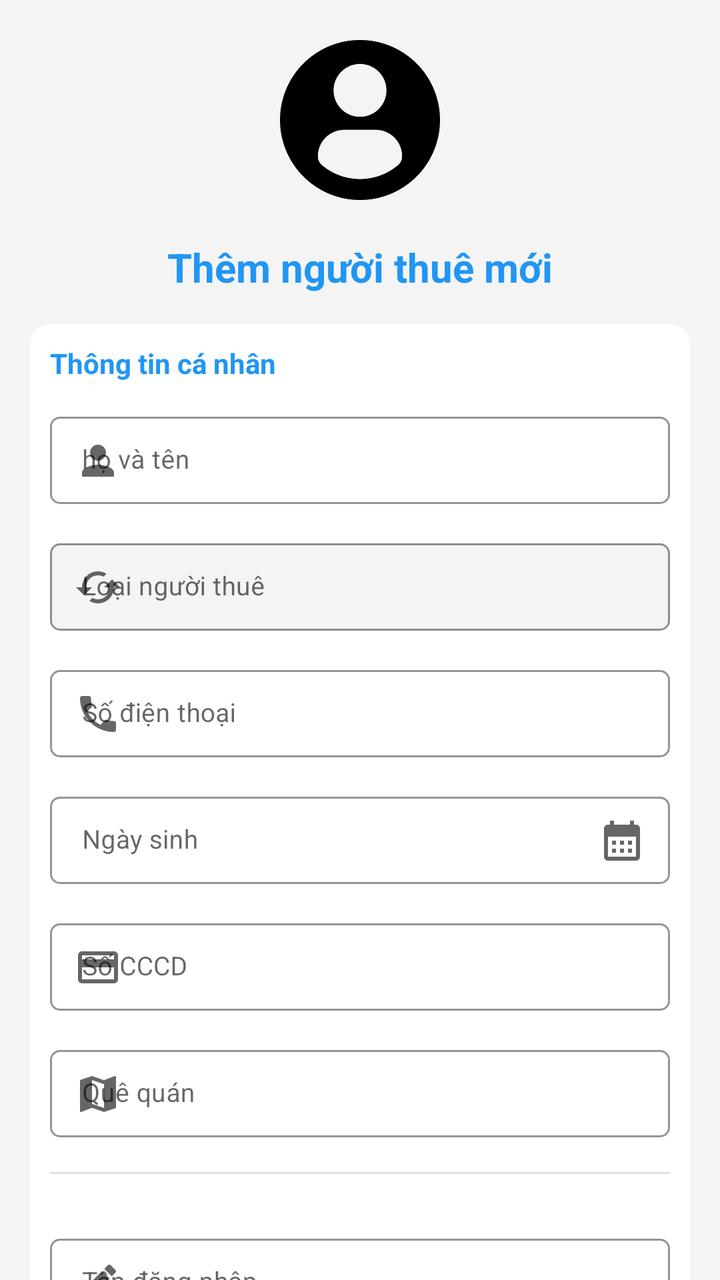
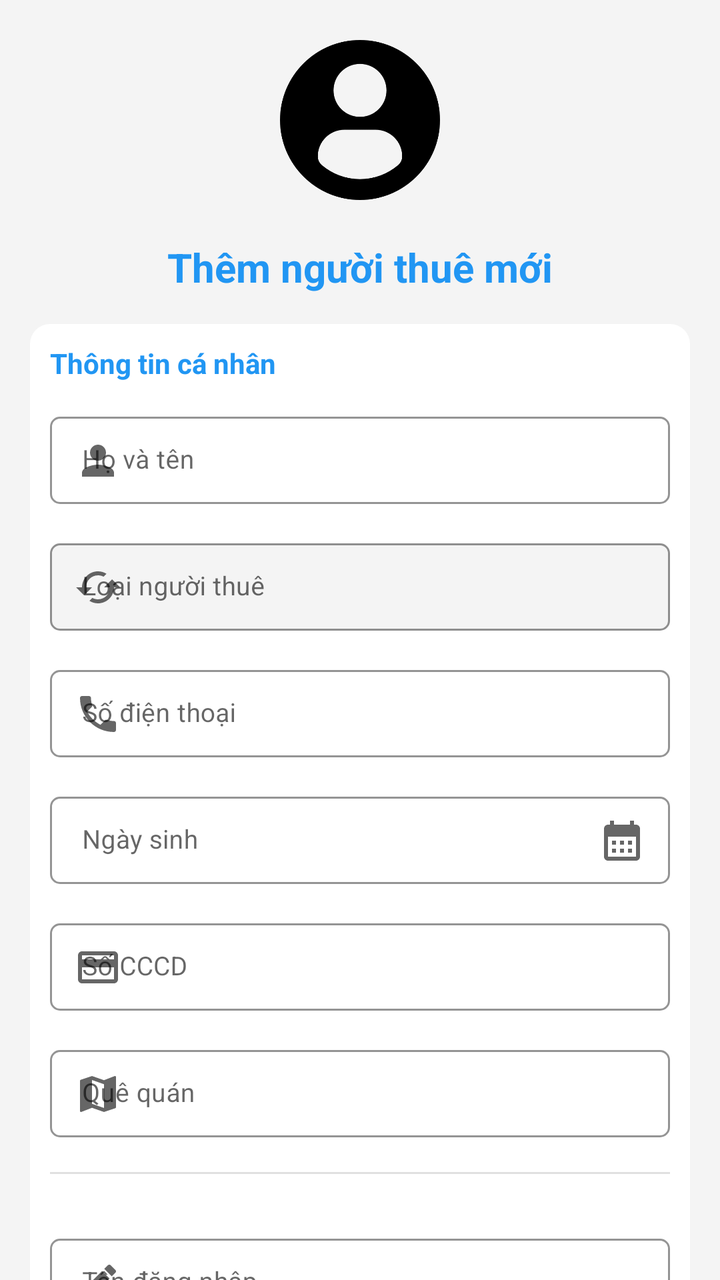

The first picture is an Android layout as it rendered before a commit; the second is the same layout after the commit. The layout source and the unified diff follow.
<!-- AndroidManifest.xml: application theme Theme.Motel -->
<!-- res/layout/fragment_tenant_form.xml -->
<?xml version="1.0" encoding="utf-8"?>
<androidx.core.widget.NestedScrollView xmlns:android="http://schemas.android.com/apk/res/android"
    xmlns:tools="http://schemas.android.com/tools"
    android:layout_width="match_parent"
    android:layout_height="match_parent"
    xmlns:app="http://schemas.android.com/apk/res-auto"
    tools:context=".feature.tenant.TenantFormFragment">

   <LinearLayout
       android:layout_width="match_parent"
       android:layout_height="wrap_content"
       android:paddingHorizontal="@dimen/PADDING_SIZE_DEFAULT"
       android:orientation="vertical"
       android:background="@color/background2"
       android:gravity="center_horizontal">

       <ImageView
           android:layout_width="80dp"
           android:layout_height="80dp"
           android:src="@drawable/profile_user"
           android:layout_margin="@dimen/PADDING_SIZE_LARGE"/>

       <TextView
           android:id="@+id/tv_title"
           android:layout_width="wrap_content"
           android:layout_height="wrap_content"
           android:text="Thêm người thuê mới"
           android:textColor="@color/blue"
           android:textStyle="bold"
           android:textSize="@dimen/PADDING_SIZE_LARGE"/>

       <LinearLayout
           android:layout_width="match_parent"
           android:layout_height="wrap_content"
           android:orientation="vertical"
           android:background="@drawable/background_border_radius_1"
           android:padding="@dimen/PADDING_SIZE_SMALL"
           android:layout_marginTop="@dimen/PADDING_SIZE_DEFAULT">

           <TextView
               android:layout_width="wrap_content"
               android:layout_height="wrap_content"
               android:text="Thông tin cá nhân"
               android:textColor="@color/blue"
               android:textStyle="bold"/>

           <com.google.android.material.textfield.TextInputLayout
               android:id="@+id/til_full_name"
               android:layout_width="match_parent"
               android:layout_height="wrap_content"
               android:hint="họ và tên"
               android:layout_marginTop="@dimen/PADDING_SIZE_SMALL"
               style="@style/InputLayoutStyle2"
               app:startIconDrawable="@drawable/baseline_person_24">

               <com.google.android.material.textfield.TextInputEditText
                   android:id="@+id/txt_full_name"
                   android:layout_width="match_parent"
                   android:layout_height="wrap_content"
                   android:imeOptions="actionNext"
                   android:inputType="text"
                   android:backgroundTint="@color/background1"
                   android:textSize="@dimen/TEXT_SIZE_DEFAULT"
                   tools:ignore="SpUsage" />
           </com.google.android.material.textfield.TextInputLayout>


           <com.google.android.material.textfield.TextInputLayout
               android:id="@+id/til_type_rent"
               android:layout_width="match_parent"
               android:layout_height="wrap_content"
               android:hint="Loại người thuê"
               android:layout_marginTop="@dimen/PADDING_SIZE_SMALL"
               style="@style/InputLayoutStyle2"
               app:startIconDrawable="@drawable/baseline_cached_24">

               <com.google.android.material.textfield.TextInputEditText
                   android:id="@+id/txt_type_rent"
                   android:layout_width="match_parent"
                   android:layout_height="wrap_content"
                   android:imeOptions="actionNext"
                   android:inputType="text"
                   android:backgroundTint="@color/background2"
                   android:textSize="@dimen/TEXT_SIZE_DEFAULT"
                   android:enabled="false"
                   tools:ignore="SpUsage" />
           </com.google.android.material.textfield.TextInputLayout>

           <com.google.android.material.textfield.TextInputLayout
               android:id="@+id/til_phone"
               android:layout_width="match_parent"
               android:layout_height="wrap_content"
               android:hint="Số điện thoại"
               app:prefixTextColor="@color/grey"
               android:layout_marginTop="@dimen/PADDING_SIZE_SMALL"
               style="@style/InputLayoutStyle2"
               app:startIconDrawable="@drawable/baseline_phone_24">

               <com.google.android.material.textfield.TextInputEditText
                   android:id="@+id/txt_phone"
                   android:layout_width="match_parent"
                   android:layout_height="wrap_content"
                   android:inputType="phone"
                   android:imeOptions="actionNext"
                   android:backgroundTint="@color/background1"
                   android:textSize="@dimen/TEXT_SIZE_DEFAULT"
                   tools:ignore="SpUsage" />

           </com.google.android.material.textfield.TextInputLayout>


           <com.google.android.material.textfield.TextInputLayout
               android:id="@+id/til_birth_day"
               android:layout_width="match_parent"
               android:layout_height="wrap_content"
               android:hint="Ngày sinh"
               app:prefixTextColor="@color/grey"
               android:layout_marginTop="@dimen/PADDING_SIZE_SMALL"
               style="@style/InputLayoutStyle2"
               app:endIconMode="custom"
               app:endIconDrawable="@drawable/baseline_calendar_month_24">

               <com.google.android.material.textfield.TextInputEditText
                   android:id="@+id/txt_birth_day"
                   android:layout_width="match_parent"
                   android:layout_height="wrap_content"
                   android:imeOptions="actionNext"
                   android:inputType="text"
                   android:backgroundTint="@color/background1"
                   android:textSize="@dimen/TEXT_SIZE_DEFAULT"
                   tools:ignore="SpUsage" />

           </com.google.android.material.textfield.TextInputLayout>

           <com.google.android.material.textfield.TextInputLayout
               android:id="@+id/til_ccdc"
               android:layout_width="match_parent"
               android:layout_height="wrap_content"
               android:hint="Số CCCD"
               android:layout_marginTop="@dimen/PADDING_SIZE_SMALL"
               style="@style/InputLayoutStyle2"
               app:startIconDrawable="@drawable/baseline_credit_card_24">

               <com.google.android.material.textfield.TextInputEditText
                   android:id="@+id/txt_ccdc"
                   android:layout_width="match_parent"
                   android:layout_height="wrap_content"
                   android:backgroundTint="@color/background1"
                   android:imeOptions="actionNext"
                   android:inputType="text"
                   android:textSize="@dimen/TEXT_SIZE_DEFAULT"
                   tools:ignore="SpUsage" />
           </com.google.android.material.textfield.TextInputLayout>

           <com.google.android.material.textfield.TextInputLayout
               android:id="@+id/til_home_town"
               android:layout_width="match_parent"
               android:layout_height="wrap_content"
               android:hint="Quê quán"
               android:layout_marginTop="@dimen/PADDING_SIZE_SMALL"
               style="@style/InputLayoutStyle2"
               app:startIconDrawable="@drawable/baseline_map_24">

               <com.google.android.material.textfield.TextInputEditText
                   android:id="@+id/txt_home_town"
                   android:layout_width="match_parent"
                   android:layout_height="wrap_content"
                   android:backgroundTint="@color/background1"
                   android:imeOptions="actionNext"
                   android:inputType="text"
                   android:textSize="@dimen/TEXT_SIZE_DEFAULT"
                   tools:ignore="SpUsage" />
           </com.google.android.material.textfield.TextInputLayout>

           <com.google.android.material.divider.MaterialDivider
               android:layout_width="match_parent"
               android:layout_height="wrap_content"
               android:layout_marginVertical="@dimen/PADDING_SIZE_DEFAULT"/>

           <com.google.android.material.textfield.TextInputLayout
               android:id="@+id/til_username"
               android:layout_width="match_parent"
               android:layout_height="wrap_content"
               android:hint="Tên đăng nhập"
               android:layout_marginTop="@dimen/PADDING_SIZE_SMALL"
               style="@style/InputLayoutStyle2"
               app:startIconDrawable="@drawable/baseline_edit_24">

               <com.google.android.material.textfield.TextInputEditText
                   android:id="@+id/txt_username"
                   android:layout_width="match_parent"
                   android:layout_height="wrap_content"
                   android:backgroundTint="@color/background1"
                   android:imeOptions="actionNext"
                   android:inputType="text"
                   android:textSize="@dimen/TEXT_SIZE_DEFAULT"
                   tools:ignore="SpUsage" />
           </com.google.android.material.textfield.TextInputLayout>

           <com.google.android.material.textfield.TextInputLayout
               android:id="@+id/til_password"
               android:layout_width="match_parent"
               android:layout_height="wrap_content"
               android:hint="Tên đăng nhập"
               android:layout_marginTop="@dimen/PADDING_SIZE_SMALL"
               style="@style/InputLayoutStyle2"
               app:endIconMode="password_toggle"
               app:startIconDrawable="@drawable/baseline_lock_24">

               <com.google.android.material.textfield.TextInputEditText
                   android:id="@+id/txt_password"
                   android:layout_width="match_parent"
                   android:layout_height="wrap_content"
                   android:inputType="textPassword"
                   android:backgroundTint="@color/background1"
                   android:imeOptions="actionDone"
                   android:textSize="@dimen/TEXT_SIZE_DEFAULT"
                   tools:ignore="SpUsage" />
           </com.google.android.material.textfield.TextInputLayout>

       </LinearLayout>

       <LinearLayout
           android:id="@+id/ly_add"
           android:layout_width="match_parent"
           android:layout_height="wrap_content"
           android:layout_marginTop="@dimen/PADDING_SIZE_LARGE">

           <LinearLayout
               android:id="@+id/btn_add"
               android:layout_width="0dp"
               android:layout_height="40dp"
               android:layout_weight="1"
               android:gravity="center"
               android:background="@drawable/background_button">

               <ImageView
                   android:layout_width="20dp"
                   android:layout_height="20dp"
                   android:tint="@color/white"
                   android:src="@drawable/baseline_add_24"
                   tools:ignore="UseAppTint" />
               <View
                   android:layout_width="@dimen/PADDING_SIZE_SMALL"
                   android:layout_height="0dp"/>
                <TextView
                    android:layout_width="wrap_content"
                    android:layout_height="wrap_content"
                    android:text="Thêm"
                    android:textSize="@dimen/TEXT_SIZE_DEFAULT"
                    android:textColor="@color/white"
                    android:textStyle="bold"
                    />

           </LinearLayout>

           <View
               android:layout_width="@dimen/PADDING_SIZE_SMALL"
               android:layout_height="0dp"/>

           <LinearLayout
               android:id="@+id/btn_cancel"
               android:layout_width="0dp"
               android:layout_height="40dp"
               android:layout_weight="1"
               android:gravity="center"
               android:background="@drawable/background_button_border">

               <ImageView
                   android:layout_width="20dp"
                   android:layout_height="20dp"
                   android:tint="@color/grey"
                   android:src="@drawable/baseline_close_24"
                   tools:ignore="UseAppTint" />
               <View
                   android:layout_width="@dimen/PADDING_SIZE_SMALL"
                   android:layout_height="0dp"/>
                <TextView
                    android:layout_width="wrap_content"
                    android:layout_height="wrap_content"
                    android:text="Hủy"
                    android:textSize="@dimen/TEXT_SIZE_DEFAULT"
                    android:textColor="@color/grey"
                    android:textStyle="bold"
                    />

           </LinearLayout>

       </LinearLayout>

       <LinearLayout
           android:id="@+id/ly_update"
           android:visibility="gone"
           android:layout_width="match_parent"
           android:layout_height="wrap_content"
           android:layout_marginTop="@dimen/PADDING_SIZE_LARGE">

           <LinearLayout
               android:id="@+id/btn_update"
               android:layout_width="0dp"
               android:layout_height="40dp"
               android:layout_weight="1"
               android:gravity="center"
               android:background="@drawable/background_button">

               <ImageView
                   android:layout_width="20dp"
                   android:layout_height="20dp"
                   android:tint="@color/white"
                   android:src="@drawable/baseline_edit_24"
                   tools:ignore="UseAppTint" />
               <View
                   android:layout_width="@dimen/PADDING_SIZE_SMALL"
                   android:layout_height="0dp"/>
                <TextView
                    android:layout_width="wrap_content"
                    android:layout_height="wrap_content"
                    android:text="Lưu"
                    android:textSize="@dimen/TEXT_SIZE_DEFAULT"
                    android:textColor="@color/white"
                    android:textStyle="bold"
                    />

           </LinearLayout>

           <View
               android:layout_width="@dimen/PADDING_SIZE_SMALL"
               android:layout_height="0dp"/>

           <LinearLayout
               android:id="@+id/btn_lock"
               android:layout_width="0dp"
               android:layout_height="40dp"
               android:layout_weight="1"
               android:gravity="center"
               android:background="@drawable/background_button_border">

               <ImageView
                   android:layout_width="20dp"
                   android:layout_height="20dp"
                   android:tint="@color/grey"
                   android:src="@drawable/baseline_lock_24"
                   tools:ignore="UseAppTint" />
               <View
                   android:layout_width="@dimen/PADDING_SIZE_SMALL"
                   android:layout_height="0dp"/>
                <TextView
                    android:id="@+id/btn_lock_text"
                    android:layout_width="wrap_content"
                    android:layout_height="wrap_content"
                    android:text="Khóa"
                    android:textSize="@dimen/TEXT_SIZE_DEFAULT"
                    android:textColor="@color/grey"
                    android:textStyle="bold"
                    />

           </LinearLayout>

       </LinearLayout>

       <View
           android:layout_width="wrap_content"
           android:layout_height="30dp"/>

   </LinearLayout>

</androidx.core.widget.NestedScrollView>
<!-- resources referenced by this layout -->
<resources>
  <color name="background1">#FFFFFFFF</color>
  <color name="background2">#F4F4F4</color>
  <color name="blue">#2196F3</color>
  <color name="grey">#989898</color>
  <color name="white">#FFFFFFFF</color>
  <dimen name="PADDING_SIZE_DEFAULT">15dp</dimen>
  <dimen name="PADDING_SIZE_LARGE">20dp</dimen>
  <dimen name="PADDING_SIZE_SMALL">10dp</dimen>
  <dimen name="TEXT_SIZE_DEFAULT">13sp</dimen>
  <!-- drawable background_border_radius_1 (drawable) -->
  <?xml version="1.0" encoding="utf-8"?>
  <shape xmlns:android="http://schemas.android.com/apk/res/android">
      <solid android:color="@color/background1"/>
      <corners android:radius="@dimen/RADIUS_DEFAULT"/>
  </shape>
  <!-- drawable background_button (drawable) -->
  <?xml version="1.0" encoding="utf-8"?>
  <shape xmlns:android="http://schemas.android.com/apk/res/android"
      android:shape="rectangle">
      <corners android:radius="@dimen/RADIUS_SMALL"/>
      <solid android:color="@color/primary"/>
  
  </shape>
  <!-- drawable background_button_border (drawable) -->
  <?xml version="1.0" encoding="utf-8"?>
  <shape xmlns:android="http://schemas.android.com/apk/res/android"
      android:shape="rectangle">
      <corners android:radius="@dimen/RADIUS_SMALL"/>
      <stroke
          android:width="2dp"
          android:color="@color/primary"/>
  
  </shape>
  <!-- drawable baseline_add_24 (drawable) -->
  <vector xmlns:android="http://schemas.android.com/apk/res/android" android:height="24dp" android:tint="#1D1D1D" android:viewportHeight="24" android:viewportWidth="24" android:width="24dp">
        
      <path android:fillColor="@android:color/white" android:pathData="M19,13h-6v6h-2v-6H5v-2h6V5h2v6h6v2z"/>
      
  </vector>
  <!-- drawable baseline_close_24 (drawable) -->
  <vector xmlns:android="http://schemas.android.com/apk/res/android" android:height="24dp" android:tint="#1D1D1D" android:viewportHeight="24" android:viewportWidth="24" android:width="24dp">
        
      <path android:fillColor="@android:color/white" android:pathData="M19,6.41L17.59,5 12,10.59 6.41,5 5,6.41 10.59,12 5,17.59 6.41,19 12,13.41 17.59,19 19,17.59 13.41,12z"/>
      
  </vector>
  <!-- drawable baseline_credit_card_24 (drawable) -->
  <vector xmlns:android="http://schemas.android.com/apk/res/android" android:height="24dp" android:tint="#1D1D1D" android:viewportHeight="24" android:viewportWidth="24" android:width="24dp">
        
      <path android:fillColor="@android:color/white" android:pathData="M20,4L4,4c-1.11,0 -1.99,0.89 -1.99,2L2,18c0,1.11 0.89,2 2,2h16c1.11,0 2,-0.89 2,-2L22,6c0,-1.11 -0.89,-2 -2,-2zM20,18L4,18v-6h16v6zM20,8L4,8L4,6h16v2z"/>
      
  </vector>
  <!-- drawable baseline_person_24 (drawable) -->
  <vector xmlns:android="http://schemas.android.com/apk/res/android" android:height="24dp" android:tint="#1D1D1D" android:viewportHeight="24" android:viewportWidth="24" android:width="24dp">
        
      <path android:fillColor="@android:color/white" android:pathData="M12,12c2.21,0 4,-1.79 4,-4s-1.79,-4 -4,-4 -4,1.79 -4,4 1.79,4 4,4zM12,14c-2.67,0 -8,1.34 -8,4v2h16v-2c0,-2.66 -5.33,-4 -8,-4z"/>
      
  </vector>
  <dimen name="RADIUS_DEFAULT">10dp</dimen>
  <dimen name="RADIUS_SMALL">5dp</dimen>
  <color name="primary">#673AB7</color>
  <color name="background3">#DADADA</color>
  <color name="primaryVariant">#8953EB</color>
  <color name="teal_200">#FF03DAC5</color>
  <color name="teal_700">#FF018786</color>
  <color name="black">#FF000000</color>
  <color name="textColor1">#000000</color>
  <color name="textColor3">#525252</color>
  <color name="textColor2">#343434</color>
  <!-- unchanged entries left out for length: 9 -->
</resources>

<!-- the commit's change to res/layout/fragment_tenant_form.xml (unified diff, before → after) -->
@@ -48,7 +48,7 @@
                android:id="@+id/til_full_name"
                android:layout_width="match_parent"
                android:layout_height="wrap_content"
-               android:hint="họ và tên"
+               android:hint="Họ và tên"
                android:layout_marginTop="@dimen/PADDING_SIZE_SMALL"
                style="@style/InputLayoutStyle2"
                app:startIconDrawable="@drawable/baseline_person_24">
@@ -201,7 +201,7 @@
                android:id="@+id/til_password"
                android:layout_width="match_parent"
                android:layout_height="wrap_content"
-               android:hint="Tên đăng nhập"
+               android:hint="Mật khẩu"
                android:layout_marginTop="@dimen/PADDING_SIZE_SMALL"
                style="@style/InputLayoutStyle2"
                app:endIconMode="password_toggle"
